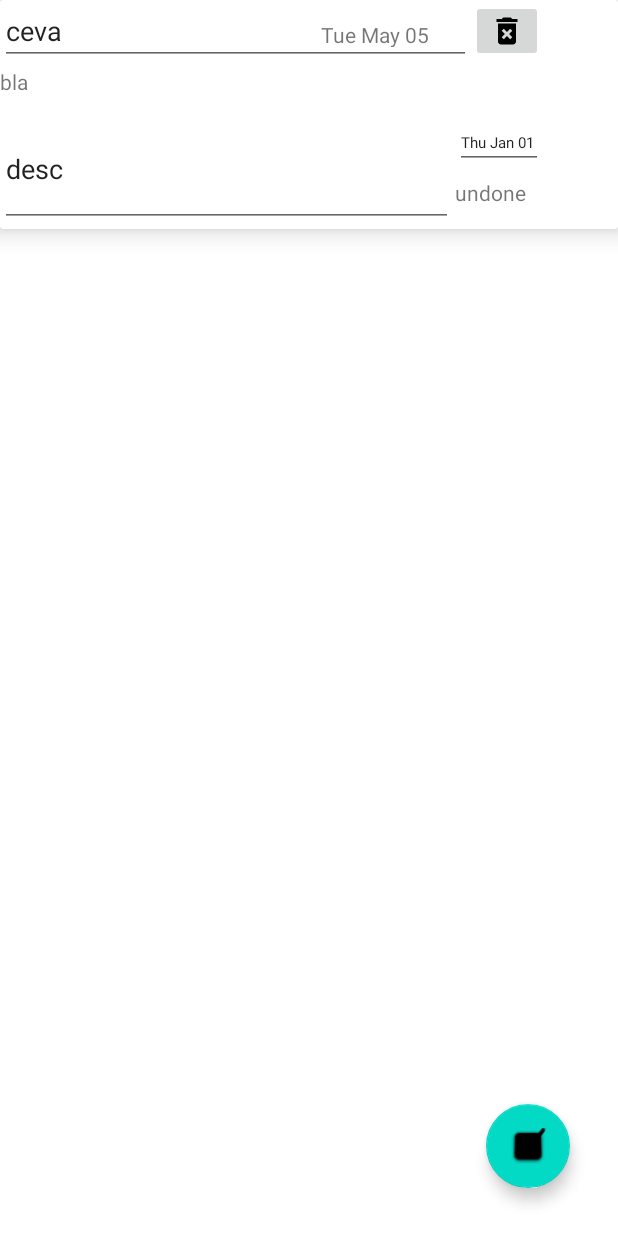
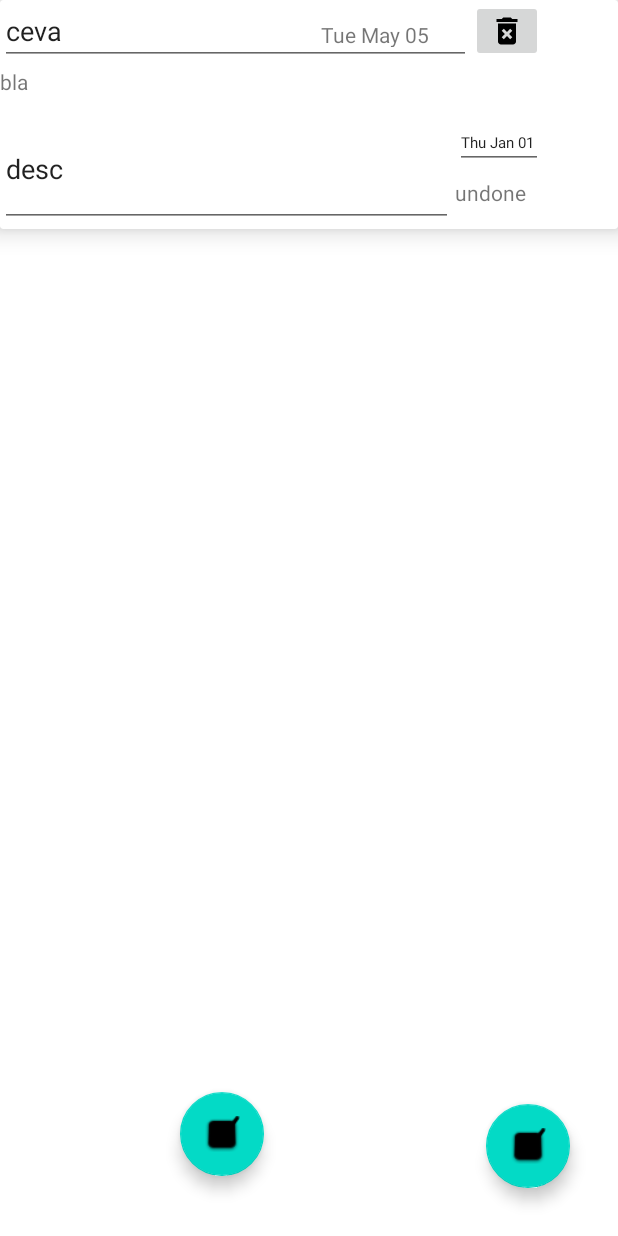
Before and after one commit to DanielMuresan1618/Do-Route, an Android app: the screen it shows after launch (TaskManagerActivity), after a tap on an icon or button, on a phone screen of 412 x 824 dp. Run offline under Robolectric (Android 15) with nearby library versions, the phone set to English and light mode, and no system bars; our stand-ins replace Room's generated code.

Commit message:
Update is working

```diff
--- a/app/src/main/java/com/example/websentinel/data/database/RoomDatabase.kt
+++ b/app/src/main/java/com/example/websentinel/data/database/RoomDatabase.kt
@@ -2,7 +2,7 @@ package com.example.websentinel.data.database
 import android.content.Context
 import androidx.room.Room
 
-object RoomDatabase {
+object RoomDatabase { //singleton
 
     private var appDatabase: AppDatabase? = null
 
--- a/app/src/main/java/com/example/websentinel/data/database/TaskDAO.kt
+++ b/app/src/main/java/com/example/websentinel/data/database/TaskDAO.kt
@@ -8,7 +8,7 @@ interface TaskDAO {
     @Query("SELECT * FROM tasks")
     fun getAll(): List<TaskEntity>
 
-    @Insert
+    @Insert(onConflict = OnConflictStrategy.REPLACE)
     fun insertTask(taskEntity: TaskEntity)
 
     @Delete
--- /dev/null
+++ b/app/src/main/java/com/example/websentinel/helpers/NotificationManager.kt
@@ -0,0 +1,3 @@
+package com.example.websentinel.helpers
+
+import androidx.core.app.NotificationCompat
--- a/app/src/main/java/com/example/websentinel/view/TaskManagerActivity.kt
+++ b/app/src/main/java/com/example/websentinel/view/TaskManagerActivity.kt
@@ -25,6 +25,7 @@ import com.example.websentinel.viewmodel.TaskManagerViewModelFactory
 import com.google.android.material.floatingactionbutton.FloatingActionButton
 import kotlinx.android.synthetic.main.activity_task_manager.*
 import java.util.*
+import java.util.UUID.randomUUID
 
 
 class TaskManagerActivity : AppCompatActivity() {
@@ -41,10 +42,15 @@ class TaskManagerActivity : AppCompatActivity() {
 
         val factory = TaskManagerViewModelFactory(TaskDbStore(RoomDatabase.getDb(this)))
         findViewById<FloatingActionButton>(R.id.task_add).setOnClickListener{addTask()}
+        findViewById<FloatingActionButton>(R.id.task_refresh).setOnClickListener{refreshTasks()}
+
 
         mTaskViewModel = ViewModelProvider(this, factory).get(TaskManagerViewModel::class.java) //.of(this) is deprecated!!
+        initRecyclerView()
+    }
+
+    private fun refreshTasks() {
         mTaskViewModel.retrieveTasks()
-        initRecyclerView()
     }
 
     private fun initRecyclerView(){
@@ -58,16 +64,16 @@ class TaskManagerActivity : AppCompatActivity() {
             recycler_view.adapter = taskAdapter
         })
 
-        mTaskViewModel.retrieveTasks()
     }
 
     private fun update(task: TaskModel) {
-        mTaskViewModel.updateTask(task).apply { mTaskViewModel.retrieveTasks() }
+        mTaskViewModel.updateTask(task)
 
     }
 
+
     private fun addTask(){
-        mTaskViewModel.addTask("id","ceva", Date(2222222),"desc", "bla", "undone")
+        mTaskViewModel.addTask(randomUUID().toString(),"ceva", Date(2222222),"desc", "bla", "undone")
     }
 
     private fun delete(task: TaskModel){
--- a/app/src/main/java/com/example/websentinel/view/TaskRecyclerAdapter.kt
+++ b/app/src/main/java/com/example/websentinel/view/TaskRecyclerAdapter.kt
@@ -57,6 +57,7 @@ class TaskRecyclerAdapter(
             itemView.task_title.addTextChangedListener(object : TextWatcher{
                 override fun afterTextChanged(s: Editable?) {
                     editingFinished=true
+                    tasks[adapterPosition].title = itemView.task_title.text.toString()
                 }
 
                 override fun beforeTextChanged(
@@ -79,11 +80,9 @@ class TaskRecyclerAdapter(
 
         private fun onFocuseChange(view:View, hasFocus:Boolean){
             if (!hasFocus && editingFinished){
-                Log.d("onFocusChange", "task is being saved")
                 editingFinished = false
                 onUpdate(tasks[adapterPosition])
             }
-
         }
 
         fun bind(task: TaskModel){
--- /dev/null
+++ b/app/src/main/res/drawable/logout_icon_24dp.xml
@@ -0,0 +1,5 @@
+<vector android:alpha="0.9" android:height="24dp"
+    android:viewportHeight="24.0" android:viewportWidth="24.0"
+    android:width="24dp" xmlns:android="http://schemas.android.com/apk/res/android">
+    <path android:fillColor="#FF000000" android:pathData="M10.09,15.59L11.5,17l5,-5 -5,-5 -1.41,1.41L12.67,11H3v2h9.67l-2.58,2.59zM19,3H5c-1.11,0 -2,0.9 -2,2v4h2V5h14v14H5v-4H3v4c0,1.1 0.89,2 2,2h14c1.1,0 2,-0.9 2,-2V5c0,-1.1 -0.9,-2 -2,-2z"/>
+</vector>
--- a/app/src/main/res/layout/activity_task_manager.xml
+++ b/app/src/main/res/layout/activity_task_manager.xml
@@ -17,12 +17,21 @@
         app:layout_constraintEnd_toEndOf="parent"
         app:srcCompat="@android:drawable/checkbox_on_background" />
 
+    <com.google.android.material.floatingactionbutton.FloatingActionButton
+        android:id="@+id/task_refresh"
+        android:layout_width="wrap_content"
+        android:layout_height="wrap_content"
+        android:layout_marginEnd="236dp"
+        android:layout_marginBottom="40dp"
+        android:clickable="true"
+        app:layout_constraintBottom_toBottomOf="parent"
+        app:layout_constraintEnd_toEndOf="parent"
+        app:srcCompat="@android:drawable/checkbox_on_background" />
+
     <androidx.recyclerview.widget.RecyclerView
         android:id="@+id/recycler_view"
         android:layout_width="match_parent"
         android:layout_height="match_parent"
         tools:layout_editor_absoluteX="16dp"
-        tools:layout_editor_absoluteY="137dp">
-
-    </androidx.recyclerview.widget.RecyclerView>
+        tools:layout_editor_absoluteY="137dp"/>
 </androidx.constraintlayout.widget.ConstraintLayout>
--- a/app/src/main/res/layout/task.xml
+++ b/app/src/main/res/layout/task.xml
@@ -31,6 +31,7 @@
                 android:ems="10"
                 android:inputType="textPersonName"
                 android:text="Task Title"
+
                 app:layout_constraintEnd_toStartOf="@+id/task_delete"
                 app:layout_constraintStart_toStartOf="parent"
                 app:layout_constraintTop_toTopOf="parent" />
```
